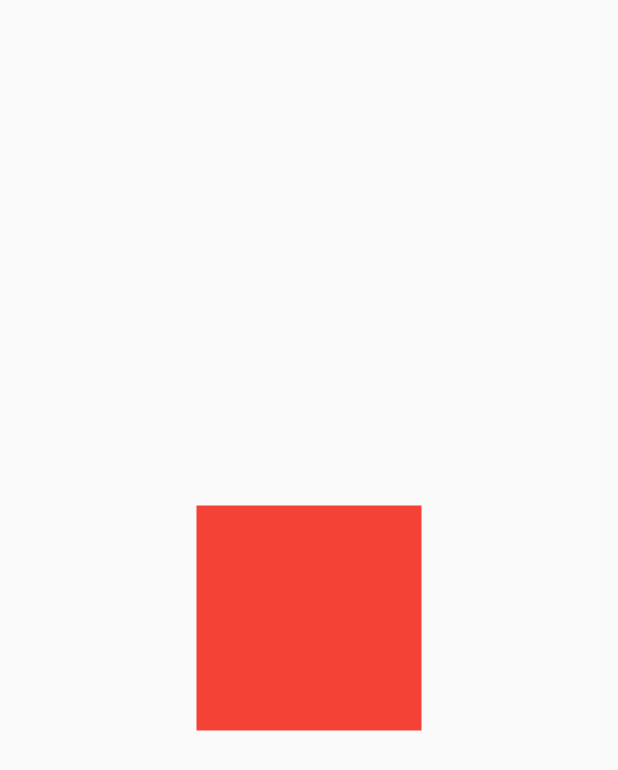
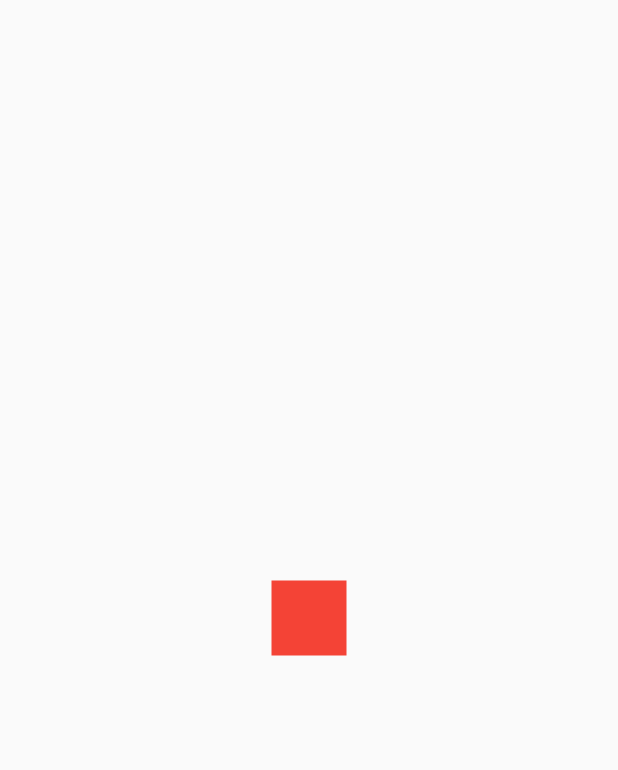
Before and after one commit to nirmal-mazhuvanpilly/flutter_animations, a Flutter app: the screen it shows after launch, on a phone screen of 412 x 824 dp. Shown: the top 770 px of the screen. Run offline on Flutter 3.47's test engine with Material 2 defaults, Android fonts, the phone set to English and light mode, and no system bars; our stand-ins replace lottie.

Commit message:
Animated Builder

```diff
--- /dev/null
+++ b/lib/animated_builder_view.dart
@@ -0,0 +1,73 @@
+import 'package:flutter/material.dart';
+
+class AnimatedBuilderView extends StatefulWidget {
+  const AnimatedBuilderView({Key? key}) : super(key: key);
+
+  @override
+  _AnimatedBuilderViewState createState() => _AnimatedBuilderViewState();
+}
+
+class _AnimatedBuilderViewState extends State<AnimatedBuilderView>
+    with TickerProviderStateMixin {
+  late AnimationController _animationController;
+  late Animation<double> _sizeAnimation;
+  late Animation<Color?> _colorAnimaion;
+  late Animation<double> _borderRadiusAnimation;
+
+  @override
+  void initState() {
+    super.initState();
+    _initializeAnimations();
+  }
+
+  void _initializeAnimations() {
+    _animationController = AnimationController(
+        vsync: this,
+        duration: const Duration(milliseconds: 1000),
+        reverseDuration: const Duration(milliseconds: 500));
+    _sizeAnimation = Tween<double>(begin: 50, end: 100).animate(
+        CurvedAnimation(parent: _animationController, curve: Curves.linear));
+    _colorAnimaion = ColorTween(begin: Colors.red, end: Colors.orange).animate(
+        CurvedAnimation(parent: _animationController, curve: Curves.linear));
+    _borderRadiusAnimation = Tween<double>(begin: 0, end: 100).animate(
+        CurvedAnimation(parent: _animationController, curve: Curves.linear));
+
+    _animationController.forward();
+
+    _animationController.addStatusListener((status) {
+      debugPrint(status.toString());
+      if (status == AnimationStatus.completed) {
+        _animationController.reverse();
+      } else if (status == AnimationStatus.dismissed) {
+        _animationController.forward();
+      }
+    });
+  }
+
+  @override
+  void dispose() {
+    _animationController.dispose();
+    super.dispose();
+  }
+
+  @override
+  Widget build(BuildContext context) {
+    return Scaffold(
+      body: Center(
+        child: AnimatedBuilder(
+          animation: _animationController,
+          builder: (context, child) {
+            return Container(
+              height: _sizeAnimation.value,
+              width: _sizeAnimation.value,
+              decoration: BoxDecoration(
+                  color: _colorAnimaion.value,
+                  borderRadius:
+                      BorderRadius.circular(_borderRadiusAnimation.value)),
+            );
+          },
+        ),
+      ),
+    );
+  }
+}
--- a/lib/main.dart
+++ b/lib/main.dart
@@ -1,5 +1,5 @@
 import 'package:flutter/material.dart';
-import 'package:flutter_all_animations/animated_physical_model_view.dart';
+import 'package:flutter_all_animations/animated_builder_view.dart';
 
 void main() {
   runApp(const MyApp());
@@ -14,7 +14,7 @@ class MyApp extends StatelessWidget {
       theme: ThemeData(
         primarySwatch: Colors.blue,
       ),
-      home: const AnimatedPhysicalModelView(),
+      home: const AnimatedBuilderView(),
     );
   }
 }
```
